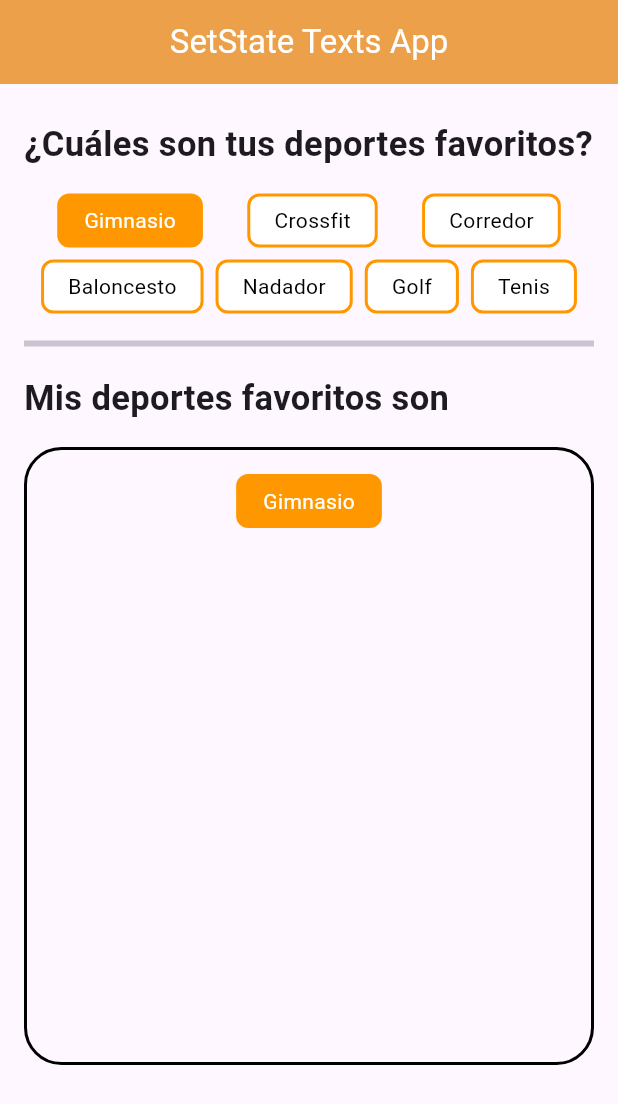
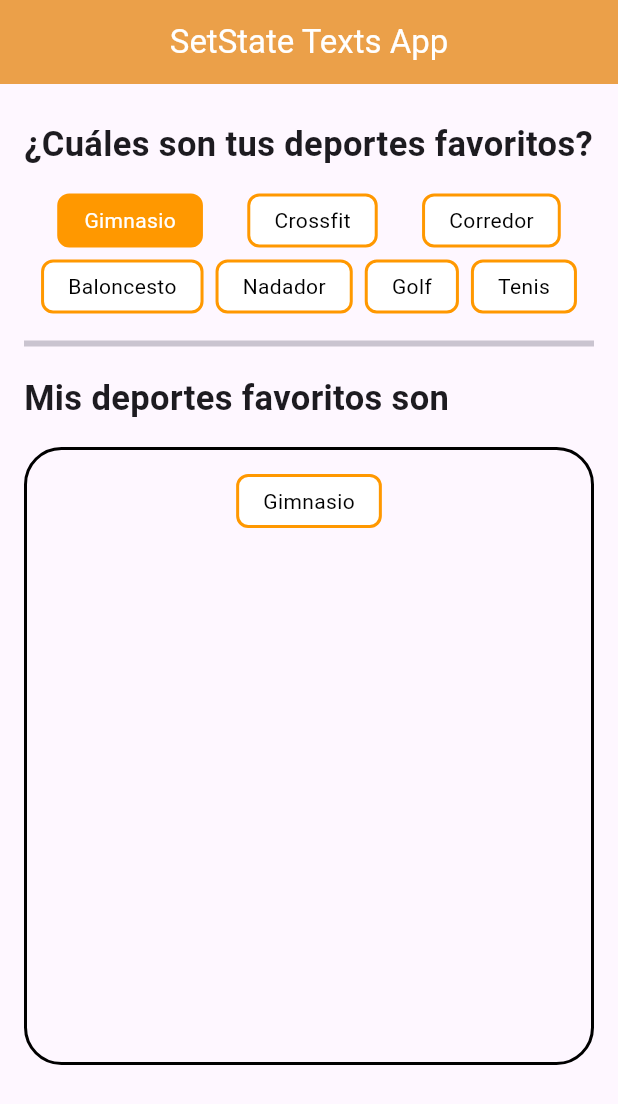
Before and after one commit to fr4nsgallegos/StatefullAppG13, a Flutter app: the screen it shows after launch, after a tap on "Gimnasio", on a phone screen of 412 x 824 dp. Shown: the top 1104 px of the screen. Run offline on Flutter 3.47's test engine with Material 3 defaults, Android fonts, the phone set to English and light mode, and no system bars.

Commit message:
aplicando operadores ternarios

```diff
--- a/lib/pages/deportes_favoritos_page.dart
+++ b/lib/pages/deportes_favoritos_page.dart
@@ -17,7 +17,10 @@ class _DeportesFavoritosPageState extends State<DeportesFavoritosPage> {
   ];
   List<Map<String, dynamic>> favoriteMapDeportList = [];
 
-  Widget buildDeportButton(Map<String, dynamic> deportMap) {
+  Widget buildDeportButton(
+    Map<String, dynamic> deportMap,
+    bool isOnBoxContainer,
+  ) {
     return GestureDetector(
       onTap: () {
         if (!deportMap["isFavorite"]) {
@@ -32,14 +35,23 @@ class _DeportesFavoritosPageState extends State<DeportesFavoritosPage> {
       child: Container(
         padding: EdgeInsets.symmetric(horizontal: 16, vertical: 6),
         decoration: BoxDecoration(
-          color: deportMap["isFavorite"] ? Colors.orange : Colors.white,
+          color: isOnBoxContainer
+              ? Colors.white
+              : deportMap["isFavorite"]
+              ? Colors.orange
+              : Colors.white,
+
           borderRadius: BorderRadius.circular(8),
           border: Border.all(color: Colors.orange, width: 2),
         ),
         child: Text(
           deportMap["name"],
           style: TextStyle(
-            color: deportMap["isFavorite"] ? Colors.white : Colors.black,
+            color: isOnBoxContainer
+                ? Colors.black
+                : deportMap["isFavorite"]
+                ? Colors.white
+                : Colors.black,
           ),
         ),
       ),
@@ -82,7 +94,7 @@ class _DeportesFavoritosPageState extends State<DeportesFavoritosPage> {
                   alignment: WrapAlignment.spaceAround,
                   children: [
                     for (int i = 0; i < deportMapList.length; i++)
-                      buildDeportButton(deportMapList[i]),
+                      buildDeportButton(deportMapList[i], false),
                   ],
                 ),
               ),
@@ -103,7 +115,7 @@ class _DeportesFavoritosPageState extends State<DeportesFavoritosPage> {
                   alignment: WrapAlignment.spaceAround,
                   children: [
                     for (int j = 0; j < favoriteMapDeportList.length; j++)
-                      buildDeportButton(favoriteMapDeportList[j]),
+                      buildDeportButton(favoriteMapDeportList[j], true),
                   ],
                 ),
               ),
```
